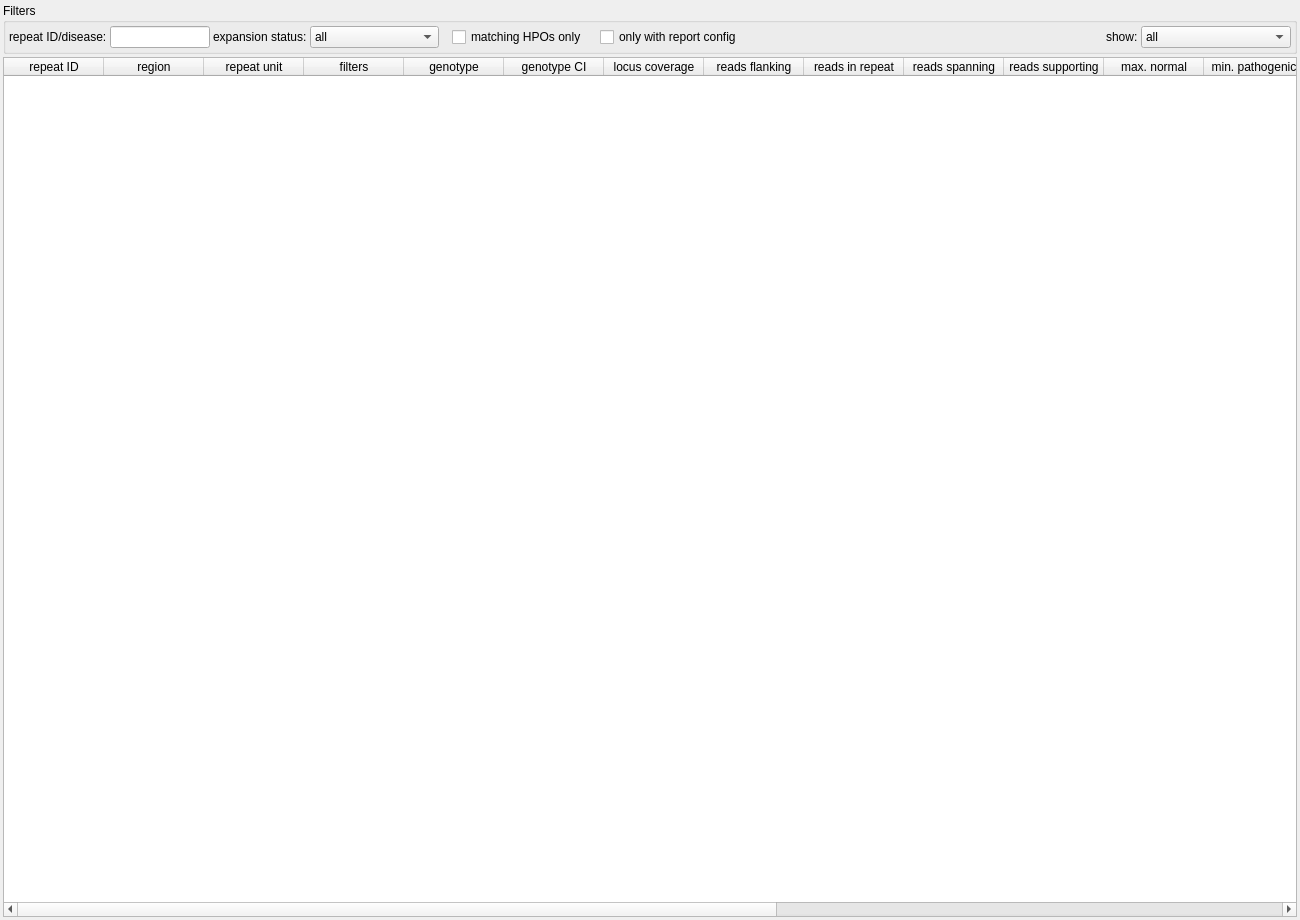
Old version of the form src/GSvar/RepeatExpansionWidget.ui in the repository imgag/ngs-bits.
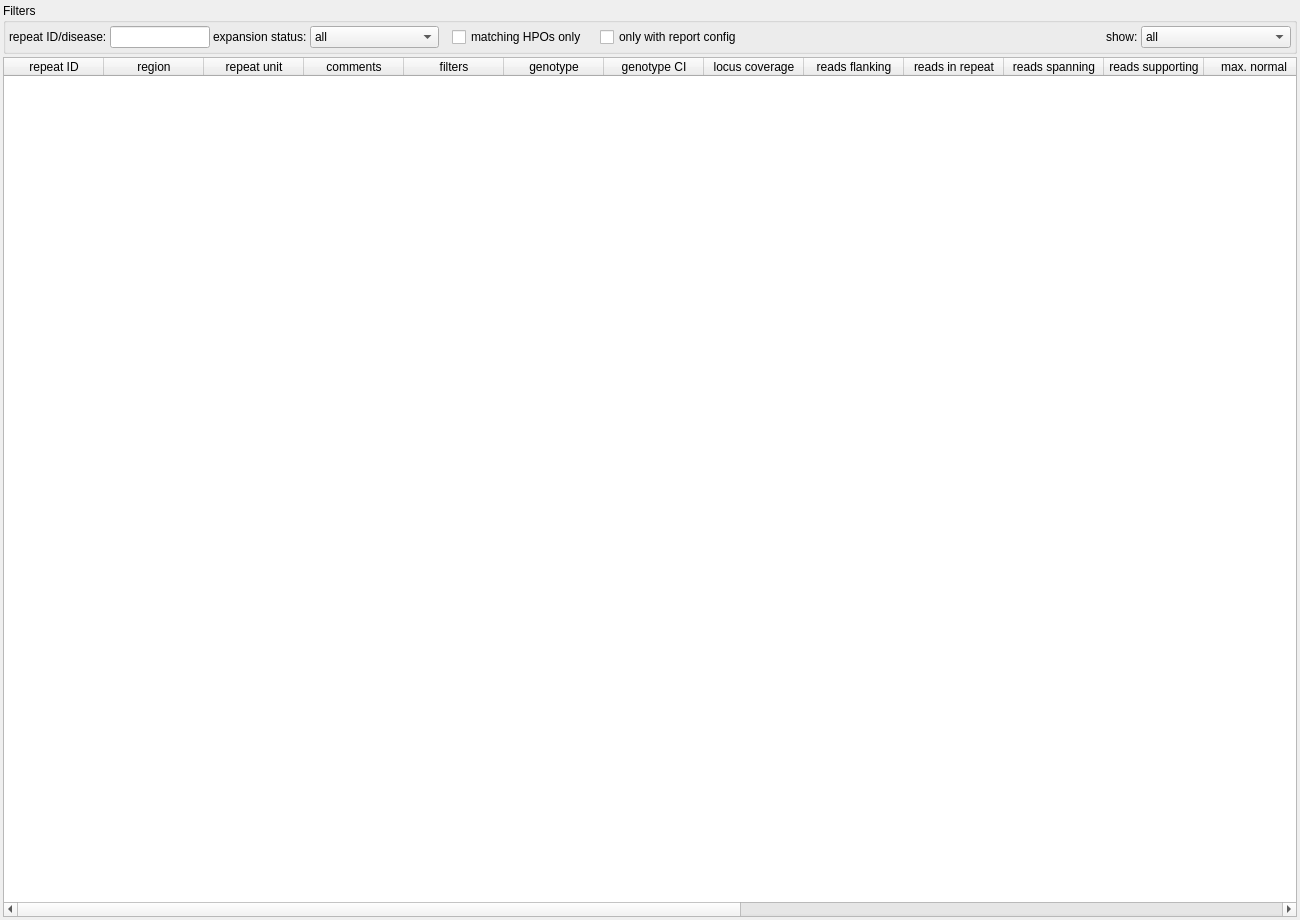
New version of the form.

Diff of the .ui file:
```diff
--- a/src/GSvar/RepeatExpansionWidget.ui
+++ b/src/GSvar/RepeatExpansionWidget.ui
@@ -265,6 +265,11 @@
        <string>Repeat unit sequence in reference genome orientation (plus strand)</string>
       </property>
      </column>
+     <column>
+      <property name="text">
+       <string>comments</string>
+      </property>
+     </column>
      <column>
       <property name="text">
        <string>filters</string>
@@ -336,6 +341,14 @@
        <string>min. pathogenic</string>
       </property>
      </column>
+     <column>
+      <property name="text">
+       <string>statistical cutoff</string>
+      </property>
+      <property name="toolTip">
+       <string>statistical cutoff of the repeat length for outlier detection based on the repeat length distribution in NSGD</string>
+      </property>
+     </column>
      <column>
       <property name="text">
        <string>diseases</string>
@@ -362,11 +375,6 @@
        <string>location</string>
       </property>
      </column>
-     <column>
-      <property name="text">
-       <string>comments</string>
-      </property>
-     </column>
      <column>
       <property name="text">
        <string>HPO terms</string>
```
